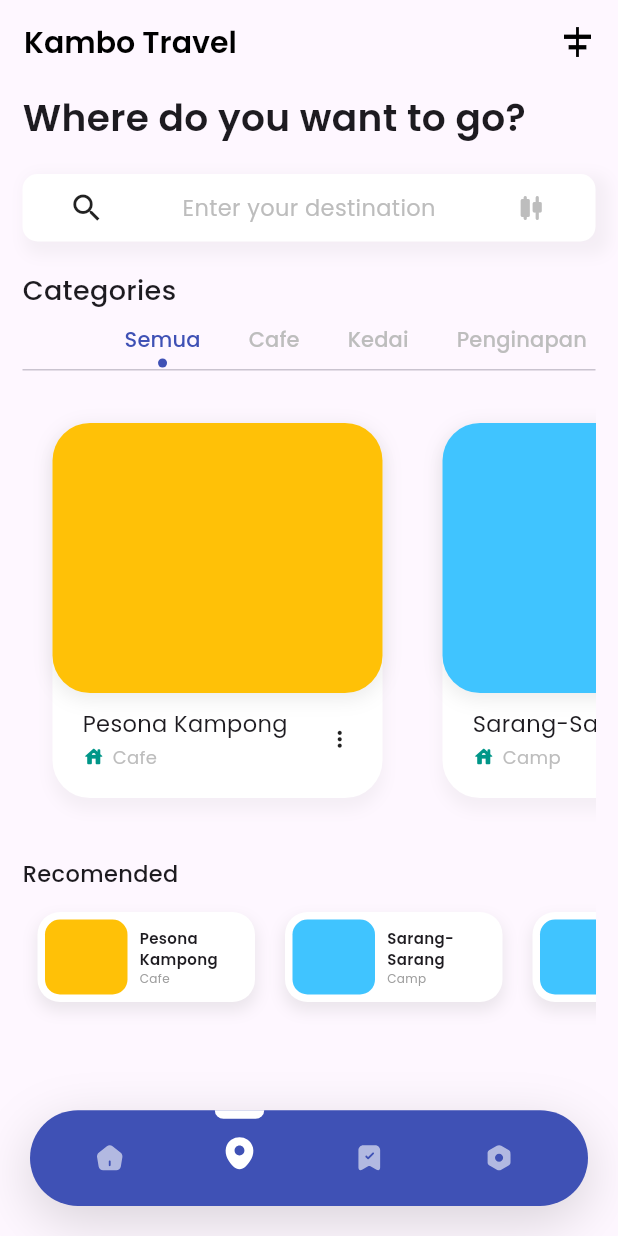
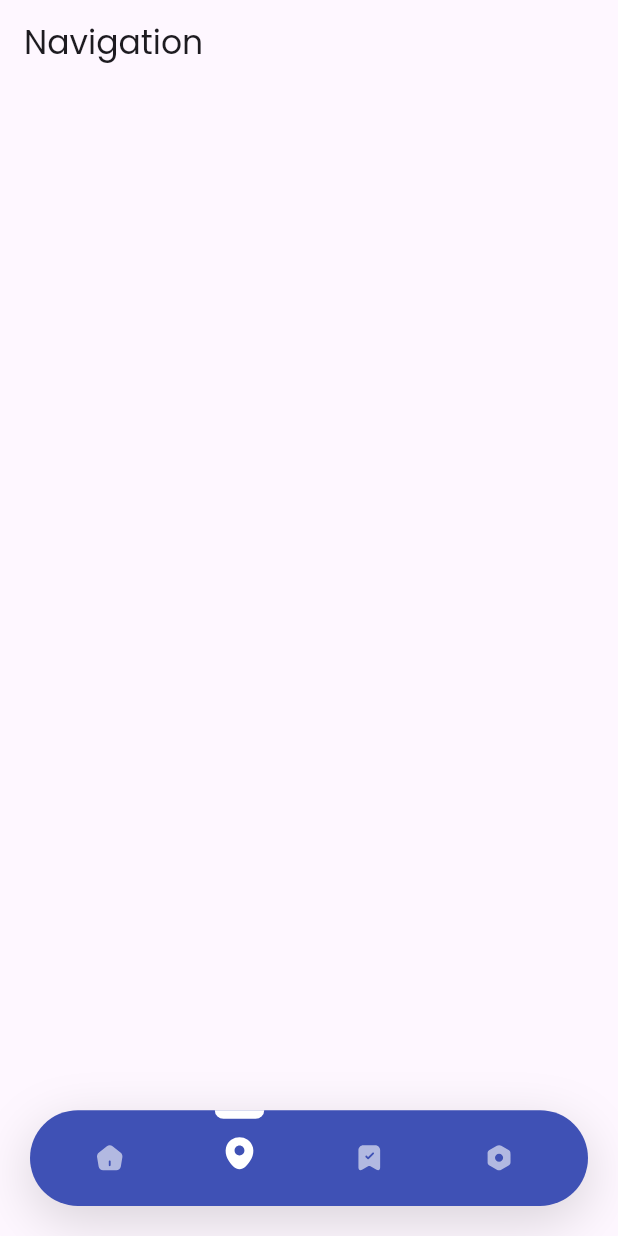
Before and after one commit to 4amshin/kambo_travel, a Flutter app: the screen it shows after launch, after a tap on an icon or button, on a phone screen of 412 x 824 dp. Run offline on Flutter 3.47's test engine with Material 2 defaults, Android fonts, the phone set to English and light mode, and no system bars; our stand-ins replace flutter_svg, tab_indicator_styler.

Commit message:
to-another-page-bottomNav-feature

```diff
--- a/config.json
+++ b/config.json
@@ -1,6 +1,9 @@
 {
     "openai_key": "",
     "modules": [
-        "detail"
+        "navigation",
+        "bookmark",
+        "setting"
+
     ]
 }
--- a/lib/core.dart
+++ b/lib/core.dart
@@ -5,6 +5,8 @@ it means you have to rename it to something more unique.
 */
 export 'package:kambo_travel/model/bottom_nav_bar_model.dart';
 export 'package:kambo_travel/model/place_model.dart';
+export 'package:kambo_travel/module/bookmark/controller/bookmark_controller.dart';
+export 'package:kambo_travel/module/bookmark/view/bookmark_view.dart';
 export 'package:kambo_travel/module/detail/controller/detail_controller.dart';
 export 'package:kambo_travel/module/detail/view/detail_view.dart';
 export 'package:kambo_travel/module/home/view/home_view.dart';
@@ -14,3 +16,8 @@ export 'package:kambo_travel/module/home/widget/home_tab_bar.dart';
 export 'package:kambo_travel/module/home/widget/home_tab_bar_view.dart';
 export 'package:kambo_travel/module/home/widget/recomended_list_place.dart';
 export 'package:kambo_travel/module/home/widget/search_widget.dart';
+export 'package:kambo_travel/module/navigation/controller/navigation_controller.dart';
+export 'package:kambo_travel/module/navigation/view/navigation_view.dart';
+export 'package:kambo_travel/module/setting/controller/setting_controller.dart';
+export 'package:kambo_travel/module/setting/view/setting_view.dart';
+export 'state_util.dart';
--- /dev/null
+++ b/lib/home_navigation.dart
@@ -0,0 +1,93 @@
+import 'package:flutter/material.dart';
+import 'package:flutter_svg/flutter_svg.dart';
+import 'package:kambo_travel/core.dart';
+
+class HomeNavigation extends StatefulWidget {
+  const HomeNavigation({Key? key}) : super(key: key);
+
+  @override
+  _HomeNavigationState createState() => _HomeNavigationState();
+}
+
+class _HomeNavigationState extends State<HomeNavigation> {
+  int _selectedIndex = 0;
+  final List<Widget> _widgetOptions = const <Widget>[
+    HomeView(),
+    NavigationView(),
+    BookmarkView(),
+    SettingView(),
+  ];
+
+  @override
+  Widget build(BuildContext context) {
+    Size size = MediaQuery.of(context).size;
+    return Scaffold(
+      body: _widgetOptions.elementAt(_selectedIndex),
+      bottomNavigationBar: Container(
+        margin: const EdgeInsets.only(
+          left: 20,
+          right: 20,
+          bottom: 20,
+        ),
+        height: size.width * .155,
+        decoration: BoxDecoration(
+          color: Colors.indigo,
+          boxShadow: [
+            BoxShadow(
+              color: Colors.black.withOpacity(.15),
+              blurRadius: 30,
+              offset: const Offset(0, 10),
+            ),
+          ],
+          borderRadius: BorderRadius.circular(50),
+        ),
+        child: ListView.builder(
+          itemCount: navBarItem.length,
+          scrollDirection: Axis.horizontal,
+          padding: EdgeInsets.symmetric(horizontal: size.width * .024),
+          itemBuilder: (context, index) {
+            KaBottomNavBar item = navBarItem[index];
+            return InkWell(
+              onTap: () {
+                setState(() {
+                  _selectedIndex = index;
+                });
+              },
+              splashColor: Colors.transparent,
+              highlightColor: Colors.transparent,
+              child: Column(
+                mainAxisAlignment: MainAxisAlignment.spaceBetween,
+                children: [
+                  AnimatedContainer(
+                    duration: const Duration(milliseconds: 1500),
+                    curve: Curves.fastLinearToSlowEaseIn,
+                    margin: EdgeInsets.only(
+                      bottom: index == _selectedIndex ? 0 : size.width * .029,
+                      right: size.width * .0650,
+                      left: size.width * .0650,
+                    ),
+                    width: size.width * .080,
+                    height: index == _selectedIndex ? size.width * .014 : 0,
+                    decoration: const BoxDecoration(
+                      color: Colors.white,
+                      borderRadius: BorderRadius.vertical(
+                        bottom: Radius.circular(10),
+                      ),
+                    ),
+                  ),
+                  SvgPicture.asset(
+                    item.svgAssest!,
+                    height: _selectedIndex == index ? 25 : 20,
+                    color:
+                        _selectedIndex == index ? Colors.white : Colors.white60,
+                  ),
+                  SizedBox(height: size.width * .03),
+                ],
+              ),
+            );
+          },
+        ),
+      ),
+    );
+  }
+}
--- a/lib/main.dart
+++ b/lib/main.dart
@@ -1,7 +1,6 @@
+import 'package:kambo_travel/home_navigation.dart';
 import 'package:kambo_travel/state_util.dart';
 import 'package:flutter/material.dart';
-import 'package:kambo_travel/module/home/view/home_view.dart';
-import 'package:kambo_travel/test_site.dart';
 
 void main() {
   runApp(const MyApp());
@@ -15,13 +14,13 @@ class MyApp extends StatelessWidget {
     return MaterialApp(
       debugShowCheckedModeBanner: false,
       title: 'Kambo Travel',
-navigatorKey: Get.navigatorKey,
+      navigatorKey: Get.navigatorKey,
       theme: ThemeData(
         fontFamily: 'Poppins',
         useMaterial3: true,
         primarySwatch: Colors.blue,
       ),
-      home: const HomeView(),
+      home: const HomeNavigation(),
     );
   }
 }
--- a/lib/module/home/view/home_view.dart
+++ b/lib/module/home/view/home_view.dart
@@ -27,10 +27,14 @@ class _HomeViewState extends State<HomeView> with TickerProviderStateMixin {
       vsync: this,
     );
     return Scaffold(
-      appBar: AppBar(
-        backgroundColor: Colors.transparent,
-        elevation: 0,
-        title: const Text(
+      body: SafeArea(
+        minimum: const EdgeInsets.all(15),
+        child: ListView(
+          children: [
+            Row(
+              mainAxisAlignment: MainAxisAlignment.spaceBetween,
+              children: const [
+                Text(
                   'Kambo Travel',
                   style: TextStyle(
                     fontSize: 20,
@@ -38,24 +42,12 @@ class _HomeViewState extends State<HomeView> with TickerProviderStateMixin {
                     fontWeight: FontWeight.w600,
                   ),
                 ),
-        actions: const [
-          Padding(
-            padding: EdgeInsets.only(right: 15),
-            child: Icon(
+                Icon(
                   Icons.align_horizontal_center_sharp,
                   color: Colors.black,
                 ),
-          ),
               ],
             ),
-      body: SafeArea(
-        minimum: const EdgeInsets.only(
-          left: 15,
-          right: 15,
-          bottom: 15,
-        ),
-        child: ListView(
-          children: [
             const SizedBox(height: 10),
             const Text(
               "Where do you want to go?",
@@ -124,7 +116,6 @@ class _HomeViewState extends State<HomeView> with TickerProviderStateMixin {
           ],
         ),
       ),
-      bottomNavigationBar: const HomeBottomNavbar(),
     );
   }
 }
--- a/lib/module/home/widget/search_widget.dart
+++ b/lib/module/home/widget/search_widget.dart
@@ -13,9 +13,9 @@ class SearchWidget extends StatelessWidget {
         boxShadow: [
           BoxShadow(
             color: Colors.grey.withOpacity(0.1),
-            offset: const Offset(5, 5),
+            offset: const Offset(0, 5),
             blurRadius: 8,
-            spreadRadius: 4,
+            spreadRadius: 2,
           ),
         ],
       ),
--- /dev/null
+++ b/lib/module/navigation/controller/navigation_controller.dart
@@ -0,0 +1,20 @@
+import 'package:flutter/material.dart';
+import 'package:kambo_travel/state_util.dart';
+import '../view/navigation_view.dart';
+
+class NavigationController extends State<NavigationView> implements MvcController {
+  static late NavigationController instance;
+  late NavigationView view;
+
+  @override
+  void initState() {
+    instance = this;
+    super.initState();
+  }
+
+  @override
+  void dispose() => super.dispose();
+
+  @override
+  Widget build(BuildContext context) => widget.build(context, this);
+}
--- /dev/null
+++ b/lib/module/navigation/view/navigation_view.dart
@@ -0,0 +1,29 @@
+import 'package:flutter/material.dart';
+import 'package:kambo_travel/core.dart';
+import '../controller/navigation_controller.dart';
+
+class NavigationView extends StatefulWidget {
+  const NavigationView({Key? key}) : super(key: key);
+
+  Widget build(context, NavigationController controller) {
+    controller.view = this;
+
+    return Scaffold(
+      appBar: AppBar(
+        title: const Text("Navigation"),
+        actions: const [],
+      ),
+      body: SingleChildScrollView(
+        child: Container(
+          padding: const EdgeInsets.all(10.0),
+          child: Column(
+            children: const [],
+          ),
+        ),
+      ),
+    );
+  }
+
+  @override
+  State<NavigationView> createState() => NavigationController();
+}
--- a/lib/test_site.dart
+++ b/lib/test_site.dart
@@ -1,7 +1,4 @@
 import 'package:flutter/material.dart';
-import 'package:flutter_svg/flutter_svg.dart';
-import 'package:kambo_travel/model/bottom_nav_bar_model.dart';
-import 'package:kambo_travel/module/home/view/home_view.dart';
 import 'package:kambo_travel/module/home/widget/home_bottom_navbar.dart';
 
 class TestSite extends StatefulWidget {
```
Also changed, not shown: lib/module/bookmark/controller/bookmark_controller.dart (added, +20 -0 lines), lib/module/bookmark/view/bookmark_view.dart (added, +29 -0 lines), lib/module/setting/controller/setting_controller.dart (added, +20 -0 lines), lib/module/setting/view/setting_view.dart (added, +29 -0 lines), 3 other files. Lines whose indentation alone changed are shown as unchanged.
